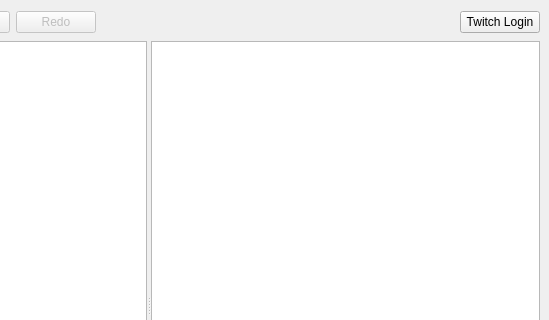
The window that ui/mainwindow.ui (BLUE000/TwitchFollowerList) describes before a commit, drawn with Qt 5; both pictures show x 251 to 800 and y 0 to 320 of the 800 by 600 pixel window.
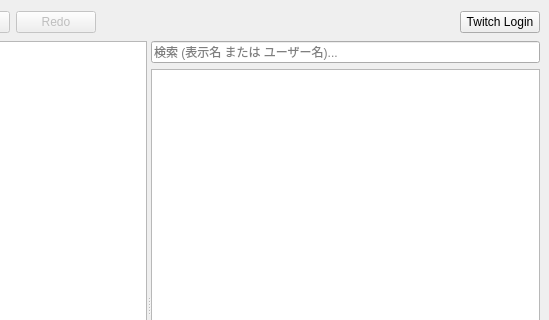
The same window after the commit.

Commit message: feat: Add search function and setup test infrastructure

The edit to the form file:
```diff
--- a/ui/mainwindow.ui
+++ b/ui/mainwindow.ui
@@ -86,6 +86,31 @@
         <enum>QAbstractItemView::DropOnly</enum>
        </property>
       </widget>
+      <widget class="QWidget" name="rightContainer">
+       <layout class="QVBoxLayout" name="rightVerticalLayout">
+        <property name="leftMargin">
+         <number>0</number>
+        </property>
+        <property name="topMargin">
+         <number>0</number>
+        </property>
+        <property name="rightMargin">
+         <number>0</number>
+        </property>
+        <property name="bottomMargin">
+         <number>0</number>
+        </property>
+        <item>
+         <widget class="QLineEdit" name="searchLineEdit">
+          <property name="placeholderText">
+           <string>検索 (表示名 または ユーザー名)...</string>
+          </property>
+          <property name="clearButtonEnabled">
+           <bool>true</bool>
+          </property>
+         </widget>
+        </item>
+        <item>
       <widget class="QTableView" name="followerListView">
        <property name="dragEnabled">
         <bool>true</bool>
@@ -93,6 +118,12 @@
        <property name="dragDropMode">
         <enum>QAbstractItemView::DragOnly</enum>
        </property>
+          <property name="selectionBehavior">
+           <enum>QAbstractItemView::SelectRows</enum>
+          </property>
+         </widget>
+        </item>
+       </layout>
       </widget>
      </widget>
     </item>
```
Lines whose indentation alone changed are shown as unchanged. The commit also changes 444 other files.
